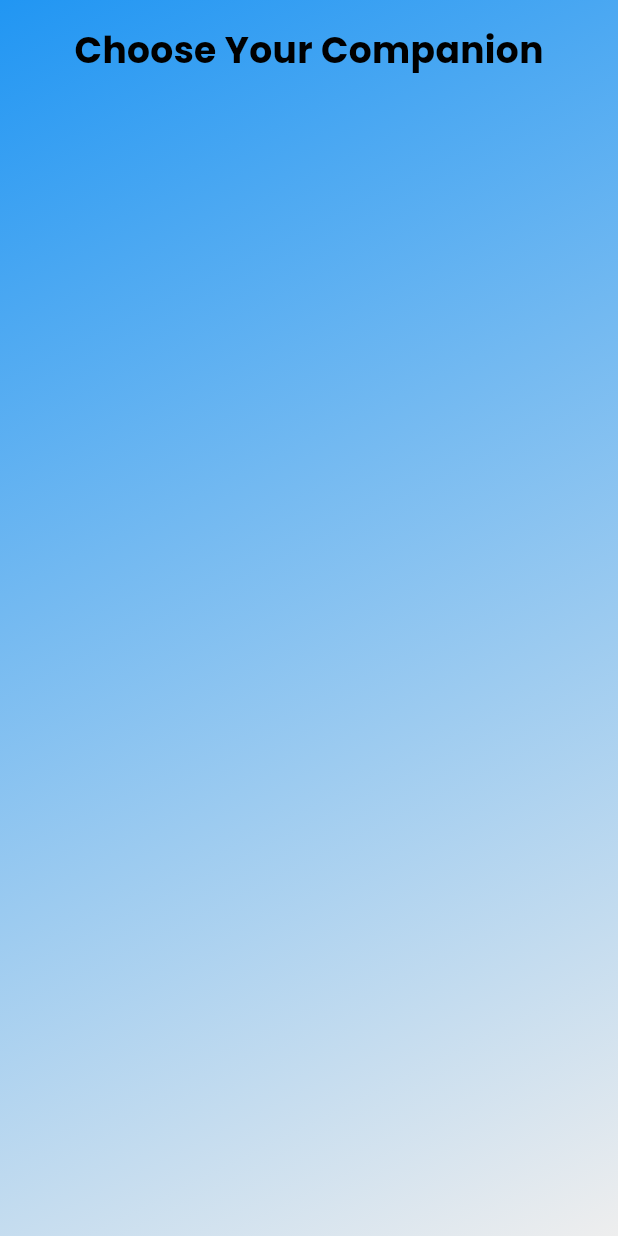
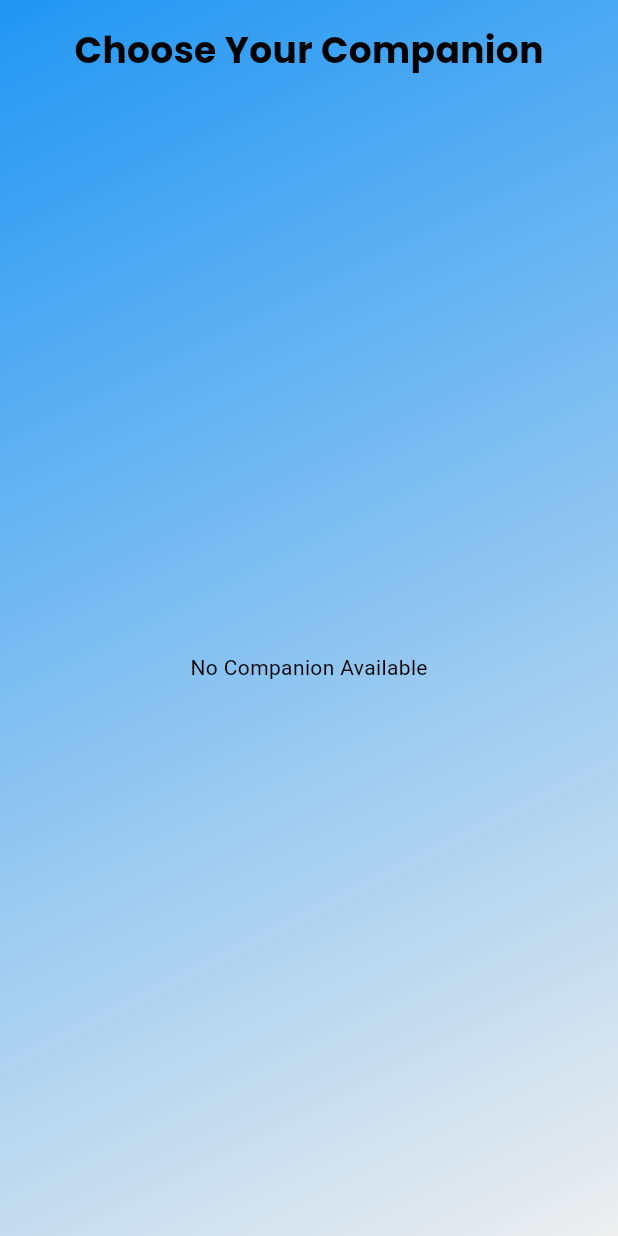
Before and after one commit to DevNebula6/AI_companion, a Flutter app: the CompanionSelectionPage screen opened directly, on a phone screen of 412 x 824 dp. Run offline on Flutter 3.47's test engine with Material 3 defaults, Android fonts, the phone set to English and light mode, and no system bars; drawn by our look-alikes of card_swiper; our stand-ins replace bloc, equatable, flutter_bloc, flutter_dotenv, flutter_svg, google_fonts and 8 more; accounts and stored records are empty.

Commit message:
Add Companion gender and art style

```diff
--- a/lib/Companion/ai_model.dart
+++ b/lib/Companion/ai_model.dart
@@ -1,6 +1,9 @@
+
 class AICompanion {
   final String id;
   final String name;
+  final CompanionGender gender;
+  final CompanionArtStyle artStyle;
   final String avatarUrl;
   final String description;
   final PhysicalAttributes physical;
@@ -13,6 +16,8 @@ class AICompanion {
   AICompanion({
     required this.id,
     required this.name,
+    required this.gender,
+    required this.artStyle,
     required this.avatarUrl,
     required this.description,
     required this.physical,
@@ -26,27 +31,53 @@ class AICompanion {
   factory AICompanion.fromJson(Map<String, dynamic> json) => AICompanion(
     id: json['id'],
     name: json['name'],
-    avatarUrl: json['avatar_url'],
+    gender: CompanionGender.values.firstWhere(
+      (e) => e.toString() == 'CompanionGender.${json['gender']}',
+      orElse: () => CompanionGender.other
+    ),
+    artStyle: CompanionArtStyle.values.firstWhere(
+      (e) => e.toString() == 'CompanionArtStyle.${json['artStyle']}',
+      orElse: () => CompanionArtStyle.realistic
+    ),
+    avatarUrl: json['avatarUrl'],
     description: json['description'],
     physical: PhysicalAttributes.fromJson(json['physical']),
     personality: PersonalityTraits.fromJson(json['personality']),
     background: List<String>.from(json['background']),
     skills: List<String>.from(json['skills']),
     voice: List<String>.from(json['voice']),
-    metadata: json['metadata'] as Map<String, dynamic>?,
+    metadata: json['metadata'] as Map<String, dynamic>? ?? {},
   );
+
   Map<String, dynamic> toJson() => {
     'id': id,
     'name': name,
-    'avatar_url': avatarUrl,
+    'gender': gender.toString().split('.').last,
+    'artStyle': artStyle.toString().split('.').last,
+    'avatarUrl': avatarUrl,
     'description': description,
     'physical': physical.toJson(),
     'personality': personality.toJson(),
     'background': background,
     'skills': skills,
     'voice': voice,
-    'metadata': metadata,
+    'metadata': metadata ?? {},
   };
+}
+
+enum CompanionGender {
+  male,
+  female,
+  other
+}
+
+enum CompanionArtStyle {
+  realistic,
+  anime,
+  digitalArt,
+  cartoon,
+  stylized,
+  fantasy
 }
 
 class PhysicalAttributes {
@@ -70,7 +101,7 @@ class PhysicalAttributes {
 
   factory PhysicalAttributes.fromJson(Map<String, dynamic> json) {
     return PhysicalAttributes(
-      age: json['age'] ?? 13,
+      age: json['age'] ?? 18,
       height: json['height'] ?? '',
       bodyType: json['bodyType'] ?? '',
       hairColor: json['hairColor'] ?? '',
@@ -83,11 +114,11 @@ class PhysicalAttributes {
   Map<String, dynamic> toJson() => {
     'age': age,
     'height': height,
-    'body_type': bodyType,
-    'hair_color': hairColor,
-    'eye_color': eyeColor,
+    'bodyType': bodyType,
+    'hairColor': hairColor,
+    'eyeColor': eyeColor,
     'style': style,
-    'distinguishing_features': distinguishingFeatures,
+    'distinguishingFeatures': distinguishingFeatures,
   };
 
 }
@@ -114,8 +145,8 @@ class PersonalityTraits {
     );
   }
   Map<String, dynamic> toJson() => {
-    'primary_traits': primaryTraits,
-    'secondary_traits': secondaryTraits,
+    'primaryTraits': primaryTraits,
+    'secondaryTraits': secondaryTraits,
     'interests': interests,
     'values': values,
   };
--- a/lib/Views/companion_selection.dart
+++ b/lib/Views/companion_selection.dart
@@ -65,7 +65,6 @@ class _CompanionSelectionPageState extends State<CompanionSelectionPage> {
           if (state is CompanionError) {
             return Center(child: Text('Failed to load companions - ${state.message}'));
           }
-
           if (state is CompanionLoaded) {
             return Stack(
               children: [
@@ -75,7 +74,10 @@ class _CompanionSelectionPageState extends State<CompanionSelectionPage> {
                     children: [
                       _buildHeader(),
                       Expanded(
-                        child: _buildSwiper(state.companions),
+                        child:
+                          (state.companions.toList().isNotEmpty)?
+                            _buildSwiper(state.companions):
+                            Center(child: const Text("No Companion Available")),
                       ),
                     ],
                   ),
@@ -83,7 +85,6 @@ class _CompanionSelectionPageState extends State<CompanionSelectionPage> {
               ],
             );
           }
-
            return const Center(
           child: Text('No companions available'),
            );
@@ -189,18 +190,29 @@ class _CompanionSelectionPageState extends State<CompanionSelectionPage> {
   Widget _buildNameAge(AICompanion companion) {
   return Row(
     children: [
-        Text(
+      Expanded(  // Wrap Text with Expanded
+        flex: 4,  // Give more space to the name
+        child: FittedBox(
+          fit: BoxFit.scaleDown,
+          alignment: Alignment.centerLeft,
+          child: Text(
             '${companion.name}, ${companion.physical.age}',
             style: GoogleFonts.poppins(
               fontSize: 28,
               fontWeight: FontWeight.bold,
               color: Colors.white,
             ),
+            overflow: TextOverflow.ellipsis,  // Add ellipsis for long text
+            maxLines: 1,
           ),
-        const Spacer(),
-        IconButton(
+        ),
+      ),
+      Expanded(
+        flex: 1,
+        child: IconButton(
           icon: const Icon(Icons.info_outline, color: Colors.white),
           onPressed: () => _showCompanionDetails(companion),
+        ),
       ),
     ],
   );
--- a/lib/Views/user_profile_screen.dart
+++ b/lib/Views/user_profile_screen.dart
@@ -1,4 +1,3 @@
-
 import 'package:ai_companion/auth/Bloc/auth_event.dart';
 import 'package:ai_companion/auth/auth_exceptions.dart';
 import 'package:flutter/material.dart';
@@ -58,6 +57,7 @@ class _UserProfilePageState extends State<UserProfilePage> with SingleTickerProv
   static const cardColor = Colors.white;
   static const textColor = Color(0xFF2D3142);
 
+  // Animation controllers
   late AnimationController _animationController;
   late Animation<double> _fadeAnimation;
 
@@ -84,6 +84,7 @@ class _UserProfilePageState extends State<UserProfilePage> with SingleTickerProv
   Future<void> _loadUserData() async {
     final user = await CustomAuthUser.getCurrentUser();
     if (user != null) {
+      print(user.gender);
       setState(() {
         _currentUser = user;
         _fullNameController.text = user.fullName ?? '';
@@ -159,7 +160,7 @@ class _UserProfilePageState extends State<UserProfilePage> with SingleTickerProv
                 color: secondaryColor,
                 onPressed: () {
                   // context.read<AuthBloc>().add(
-                  //   AuthEventLoggedIn(user: _currentUser!),
+                    // AuthEventLoggedIn(user: _currentUser!),
                   // );
                 },
               )
--- a/lib/services/hive_service.dart
+++ b/lib/services/hive_service.dart
@@ -18,6 +18,12 @@ class HiveService {
     }
     if (!Hive.isAdapterRegistered(2)) {
       Hive.registerAdapter(PersonalityTraitsAdapter());
+    }
+    if (!Hive.isAdapterRegistered(3)) {
+      Hive.registerAdapter(CompanionGenderAdapter());
+    }
+    if (!Hive.isAdapterRegistered(4)) {
+      Hive.registerAdapter(CompanionArtStyleAdapter());
     }
   }
 
```
Also changed, not shown: lib/Companion/bloc/companion_bloc.dart (+8 -0 lines), lib/Companion/bloc/companion_state.dart (+5 -1 lines), lib/Companion/companion_repository.dart (+65 -1 lines), lib/Companion/hive_adapter.dart (+43 -0 lines), lib/AI/imagePrompt.txt (added). Lines whose indentation alone changed are shown as unchanged.
